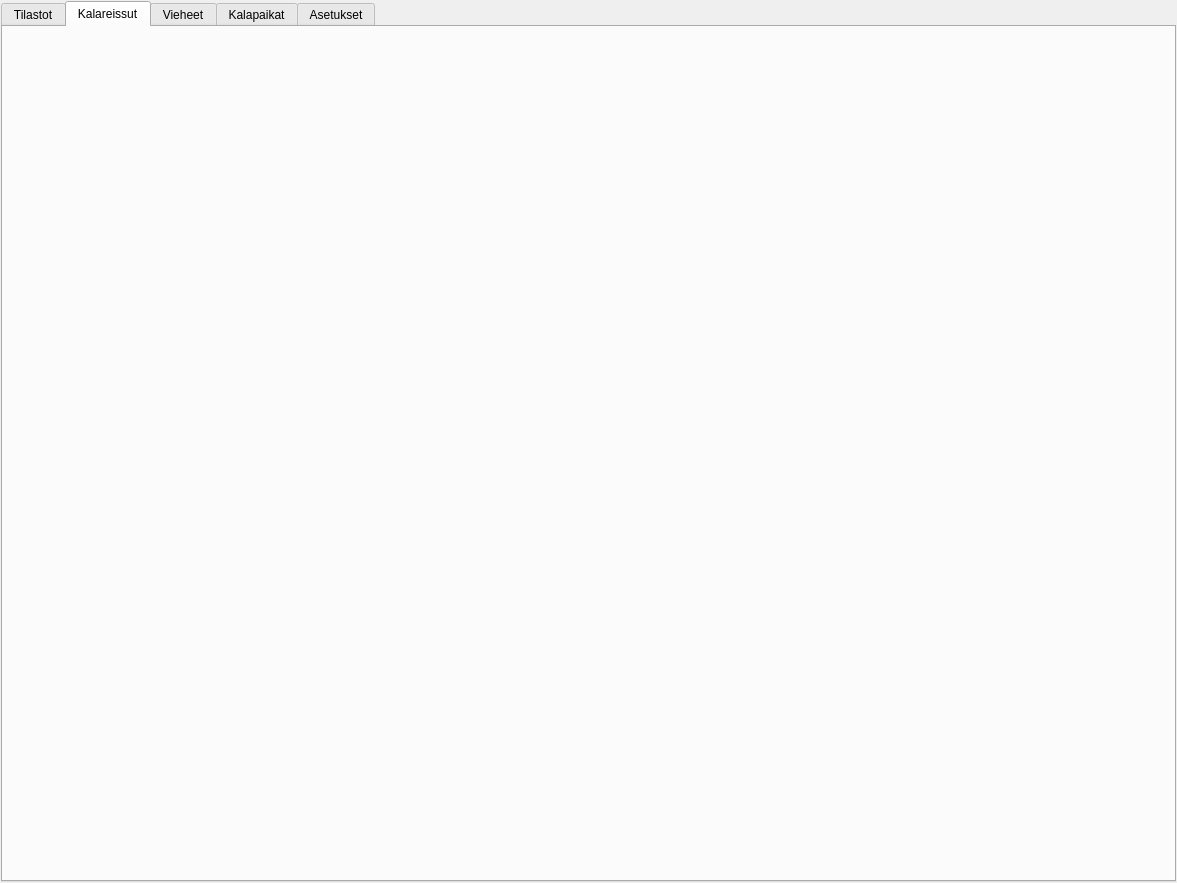
Above: mainwindow.ui from samuliwritescode/uistelupaivakirja-desktop before the change. Below: the same form after it.
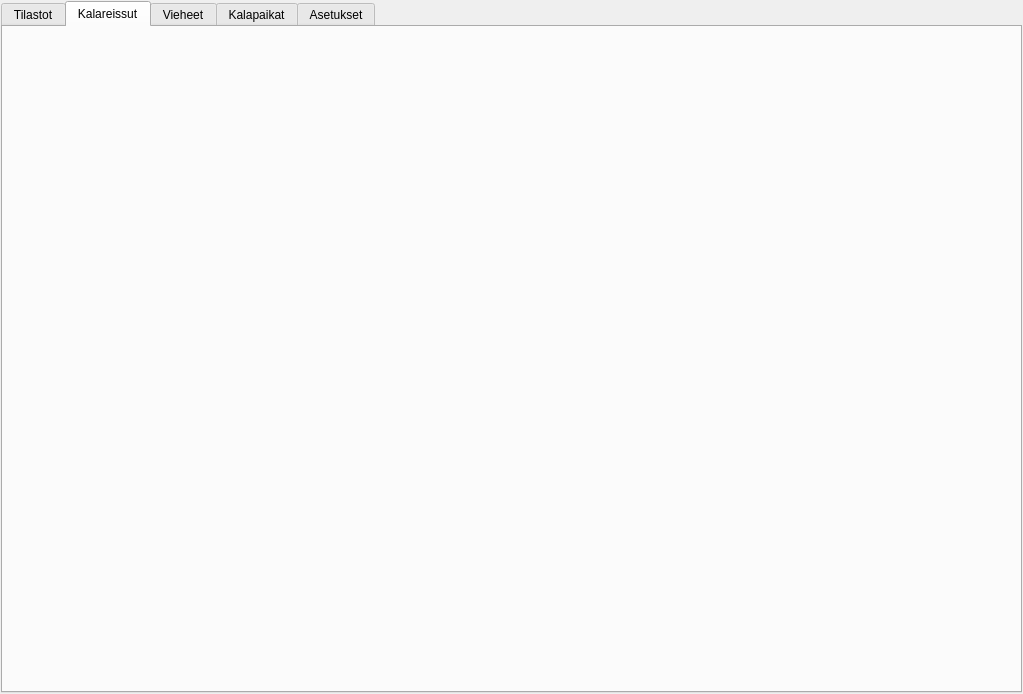
That is the form after the change. The open tabs and pages were chosen to show the change. Icons and pictures are not drawn.

```diff
--- a/mainwindow.ui
+++ b/mainwindow.ui
@@ -6,8 +6,8 @@
    <rect>
     <x>0</x>
     <y>0</y>
-    <width>1177</width>
-    <height>883</height>
+    <width>1023</width>
+    <height>694</height>
    </rect>
   </property>
   <property name="sizePolicy">
@@ -114,7 +114,7 @@
          <number>10</number>
         </property>
         <property name="bottomMargin">
-         <number>10</number>
+         <number>5</number>
         </property>
        </layout>
       </widget>
```
